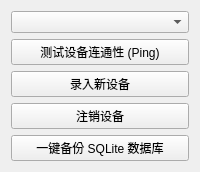
pot-oie/SmartHome, file ui/settingswidget.ui: the form before one commit.
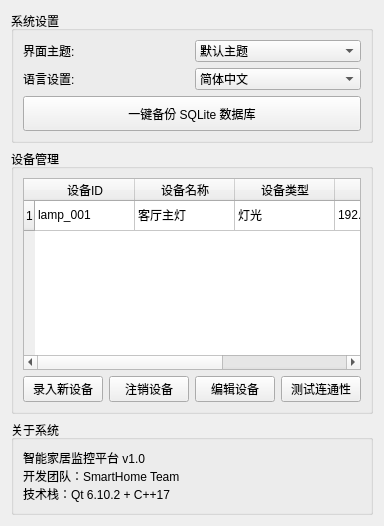
The form after the commit.

What changed in the file:
```diff
--- a/ui/settingswidget.ui
+++ b/ui/settingswidget.ui
@@ -3,11 +3,117 @@
  <class>SettingsWidget</class>
  <widget class="QWidget" name="SettingsWidget">
   <layout class="QVBoxLayout" name="verticalLayout">
-   <item><widget class="QComboBox" name="cmbTheme"/></item>
-   <item><widget class="QPushButton" name="btnTestConnection"><property name="text"><string>测试设备连通性 (Ping)</string></property></widget></item>
-   <item><widget class="QPushButton" name="btnAddDevice"><property name="text"><string>录入新设备</string></property></widget></item>
-   <item><widget class="QPushButton" name="btnDeleteDevice"><property name="text"><string>注销设备</string></property></widget></item>
-   <item><widget class="QPushButton" name="btnBackupDatabase"><property name="text"><string>一键备份 SQLite 数据库</string></property></widget></item>
+   <item>
+    <widget class="QGroupBox" name="groupBox_system">
+     <property name="title"><string>系统设置</string></property>
+     <layout class="QGridLayout" name="gridLayout_system">
+      <item row="0" column="0">
+       <widget class="QLabel" name="label_theme">
+        <property name="text"><string>界面主题:</string></property>
+       </widget>
+      </item>
+      <item row="0" column="1">
+       <widget class="QComboBox" name="cmbTheme">
+        <item><property name="text"><string>默认主题</string></property></item>
+        <item><property name="text"><string>暗黑主题</string></property></item>
+        <item><property name="text"><string>明亮主题</string></property></item>
+       </widget>
+      </item>
+      <item row="1" column="0">
+       <widget class="QLabel" name="label_language">
+        <property name="text"><string>语言设置:</string></property>
+       </widget>
+      </item>
+      <item row="1" column="1">
+       <widget class="QComboBox" name="comboBox_language">
+        <item><property name="text"><string>简体中文</string></property></item>
+        <item><property name="text"><string>English</string></property></item>
+       </widget>
+      </item>
+      <item row="2" column="0" colspan="2">
+       <widget class="QPushButton" name="btnBackupDatabase">
+        <property name="text"><string>一键备份 SQLite 数据库</string></property>
+        <property name="minimumSize"><size><width>0</width><height>35</height></size></property>
+       </widget>
+      </item>
+     </layout>
+    </widget>
+   </item>
+   <item>
+    <widget class="QGroupBox" name="groupBox_deviceManagement">
+     <property name="title"><string>设备管理</string></property>
+     <layout class="QVBoxLayout" name="verticalLayout_device">
+      <item>
+       <widget class="QTableWidget" name="tableWidget_devices">
+        <property name="alternatingRowColors"><bool>true</bool></property>
+        <property name="columnCount"><number>5</number></property>
+        <column><property name="text"><string>设备ID</string></property></column>
+        <column><property name="text"><string>设备名称</string></property></column>
+        <column><property name="text"><string>设备类型</string></property></column>
+        <column><property name="text"><string>IP地址</string></property></column>
+        <column><property name="text"><string>状态</string></property></column>
+        <row>
+         <property name="text"><string>1</string></property>
+        </row>
+        <item row="0" column="0">
+         <property name="text"><string>lamp_001</string></property>
+        </item>
+        <item row="0" column="1">
+         <property name="text"><string>客厅主灯</string></property>
+        </item>
+        <item row="0" column="2">
+         <property name="text"><string>灯光</string></property>
+        </item>
+        <item row="0" column="3">
+         <property name="text"><string>192.168.1.101</string></property>
+        </item>
+        <item row="0" column="4">
+         <property name="text"><string>在线</string></property>
+        </item>
+       </widget>
+      </item>
+      <item>
+       <layout class="QHBoxLayout" name="horizontalLayout_deviceBtns">
+        <item>
+         <widget class="QPushButton" name="btnAddDevice">
+          <property name="text"><string>录入新设备</string></property>
+         </widget>
+        </item>
+        <item>
+         <widget class="QPushButton" name="btnDeleteDevice">
+          <property name="text"><string>注销设备</string></property>
+         </widget>
+        </item>
+        <item>
+         <widget class="QPushButton" name="btnEditDevice">
+          <property name="text"><string>编辑设备</string></property>
+         </widget>
+        </item>
+        <item>
+         <widget class="QPushButton" name="btnTestConnection">
+          <property name="text"><string>测试连通性</string></property>
+         </widget>
+        </item>
+       </layout>
+      </item>
+     </layout>
+    </widget>
+   </item>
+   <item>
+    <widget class="QGroupBox" name="groupBox_about">
+     <property name="title"><string>关于系统</string></property>
+     <property name="maximumSize"><size><width>16777215</width><height>100</height></size></property>
+     <layout class="QVBoxLayout" name="verticalLayout_about">
+      <item>
+       <widget class="QLabel" name="label_about">
+        <property name="text"><string>智能家居监控平台 v1.0
+开发团队：SmartHome Team
+技术栈：Qt 6.10.2 + C++17</string></property>
+       </widget>
+      </item>
+     </layout>
+    </widget>
+   </item>
   </layout>
  </widget>
  <resources/><connections/>
```
